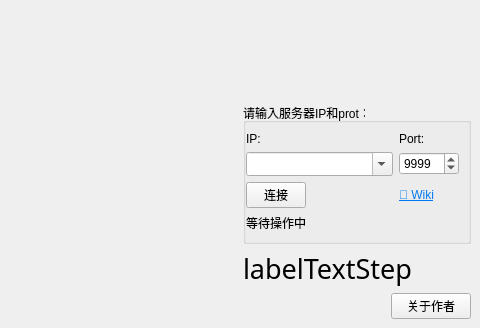
XMuli/ChineseChess, file ChessBoard.ui: the form before one commit; both pictures show x 676 to 1156 and y 612 to 940 of the 1156 by 940 pixel window.
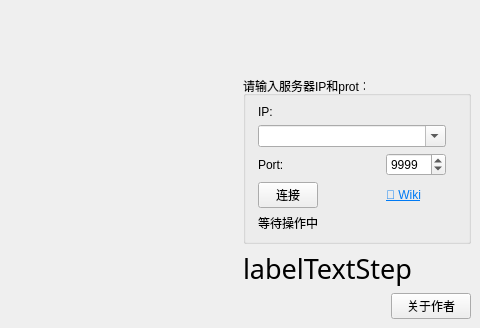
The form after the commit. Icons and pictures are not drawn.

Commit message: feat: auto-start timer and enhance LAN panel layout

Patch:
```diff
--- a/ChessBoard.ui
+++ b/ChessBoard.ui
@@ -177,21 +177,11 @@
          <property name="title">
           <string>请输入服务器IP和prot：</string>
          </property>
-         <layout class="QGridLayout" name="gridLayout" columnstretch="3,1" columnminimumwidth="110,60">
+         <layout class="QGridLayout" name="gridLayout" columnstretch="5,2" columnminimumwidth="110,60">
           <property name="leftMargin">
            <number>0</number>
           </property>
-          <item row="2" column="1">
-           <widget class="QLabel" name="label_3">
-            <property name="text">
-             <string>&lt;html&gt;&lt;head/&gt;&lt;body&gt;&lt;p&gt;&lt;a href=&quot;https://github.com/XMuli/ChineseChess/wiki/%E7%BD%91%E7%BB%9C%E5%AF%B9%E6%88%98%E6%A8%A1%E5%BC%8F%E8%AE%BE%E7%BD%AE&quot;&gt;&lt;span style=&quot; text-decoration: underline; color:#007af4;&quot;&gt;📖 Wiki&lt;/span&gt;&lt;/a&gt;&lt;/p&gt;&lt;/body&gt;&lt;/html&gt;</string>
-            </property>
-            <property name="openExternalLinks">
-             <bool>true</bool>
-            </property>
-           </widget>
-          </item>
-          <item row="2" column="0">
+          <item row="3" column="0">
            <widget class="QPushButton" name="btnTcpConnect">
             <property name="sizePolicy">
              <sizepolicy hsizetype="Fixed" vsizetype="Fixed">
@@ -216,7 +206,7 @@
             </property>
            </widget>
           </item>
-          <item row="1" column="0">
+          <item row="1" column="0" colspan="2">
            <widget class="QComboBox" name="comboIp">
             <property name="sizePolicy">
              <sizepolicy hsizetype="Expanding" vsizetype="Fixed">
@@ -237,11 +227,14 @@
              <enum>QComboBox::NoInsert</enum>
             </property>
             <property name="sizeAdjustPolicy">
-             <enum>QComboBox::AdjustToMinimumContentsLengthWithIcon</enum>
+             <enum>QComboBox::AdjustToContents</enum>
+            </property>
+            <property name="minimumContentsLength">
+             <number>18</number>
             </property>
            </widget>
           </item>
-          <item row="3" column="0" colspan="2">
+          <item row="4" column="0" colspan="2">
            <widget class="QLabel" name="labConnectStatus">
             <property name="text">
              <string>等待操作中</string>
@@ -251,21 +244,21 @@
             </property>
            </widget>
           </item>
-          <item row="0" column="0">
+          <item row="0" column="0" colspan="2">
            <widget class="QLabel" name="label_4">
             <property name="text">
              <string>IP:</string>
             </property>
            </widget>
           </item>
-          <item row="0" column="1">
+          <item row="2" column="0">
            <widget class="QLabel" name="label_5">
             <property name="text">
              <string>Port:</string>
             </property>
            </widget>
           </item>
-          <item row="1" column="1">
+          <item row="2" column="1">
            <widget class="QSpinBox" name="sbPort">
             <property name="sizePolicy">
              <sizepolicy hsizetype="Maximum" vsizetype="Fixed">
@@ -293,6 +286,16 @@
             </property>
            </widget>
           </item>
+          <item row="3" column="1">
+           <widget class="QLabel" name="labelWiki">
+            <property name="text">
+             <string>&lt;html&gt;&lt;head/&gt;&lt;body&gt;&lt;p&gt;&lt;a href=&quot;https://github.com/XMuli/ChineseChess/wiki/%E7%BD%91%E7%BB%9C%E5%AF%B9%E6%88%98%E6%A8%A1%E5%BC%8F%E8%AE%BE%E7%BD%AE&quot;&gt;&lt;span style=&quot; text-decoration: underline; color:#007af4;&quot;&gt;📖 Wiki&lt;/span&gt;&lt;/a&gt;&lt;/p&gt;&lt;/body&gt;&lt;/html&gt;</string>
+            </property>
+            <property name="openExternalLinks">
+             <bool>true</bool>
+            </property>
+           </widget>
+          </item>
          </layout>
         </widget>
        </item>
```
The commit also changes 3 other files.
